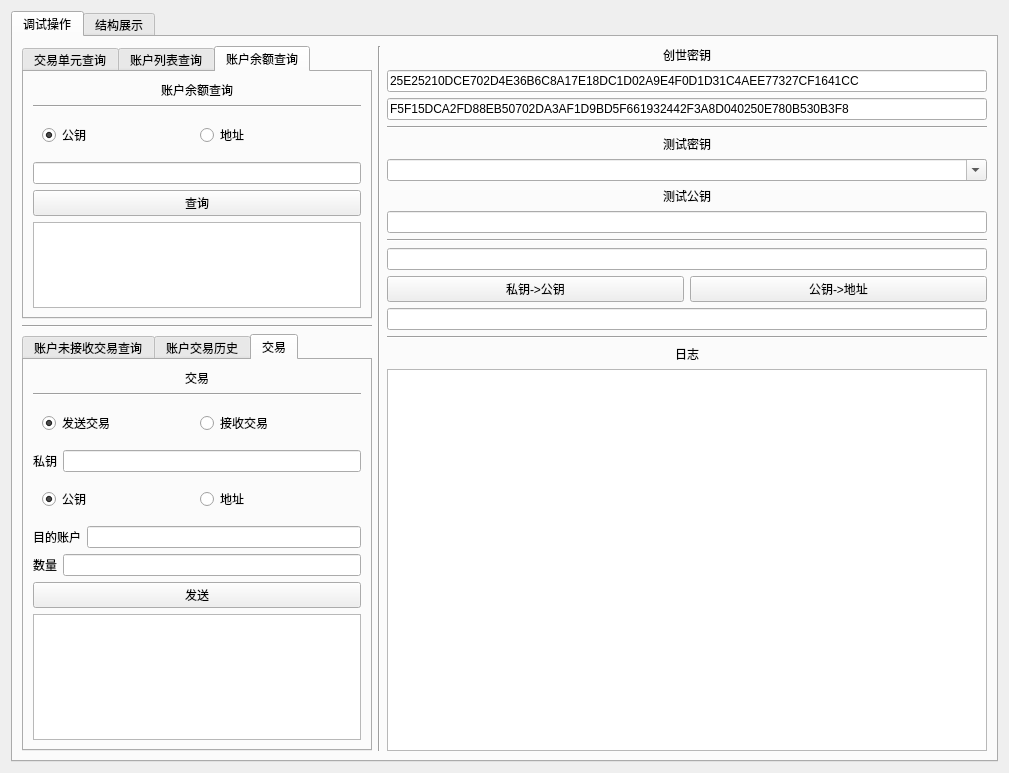
Above: examples/store_example_main_widget.ui from Ambr-org/Ambr before the change. Below: the same form after it.
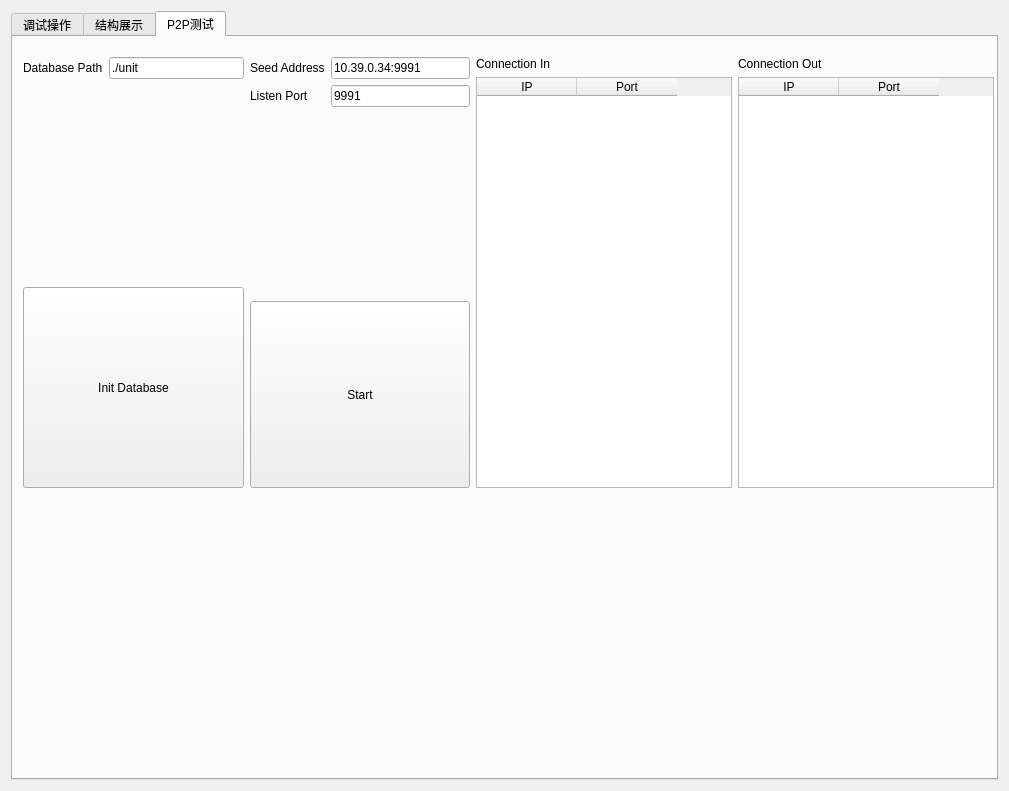
That is the form after the change. The open tabs and pages were chosen to show the change.

The edit to the form file:
```diff
--- a/examples/store_example_main_widget.ui
+++ b/examples/store_example_main_widget.ui
@@ -7,7 +7,7 @@
     <x>0</x>
     <y>0</y>
     <width>1009</width>
-    <height>773</height>
+    <height>791</height>
    </rect>
   </property>
   <property name="windowTitle">
@@ -948,6 +948,204 @@
        </item>
       </layout>
      </widget>
+     <widget class="QWidget" name="tab_9">
+      <attribute name="title">
+       <string>P2P测试</string>
+      </attribute>
+      <widget class="QLabel" name="label_18">
+       <property name="geometry">
+        <rect>
+         <x>50</x>
+         <y>70</y>
+         <width>67</width>
+         <height>17</height>
+        </rect>
+       </property>
+       <property name="text">
+        <string/>
+       </property>
+      </widget>
+      <widget class="QWidget" name="">
+       <property name="geometry">
+        <rect>
+         <x>10</x>
+         <y>20</y>
+         <width>971</width>
+         <height>431</height>
+        </rect>
+       </property>
+       <layout class="QHBoxLayout" name="horizontalLayout_30">
+        <item>
+         <layout class="QVBoxLayout" name="verticalLayout_29">
+          <item>
+           <layout class="QHBoxLayout" name="horizontalLayout_31">
+            <item>
+             <widget class="QLabel" name="label_23">
+              <property name="text">
+               <string>Database Path</string>
+              </property>
+             </widget>
+            </item>
+            <item>
+             <widget class="QLineEdit" name="edtDatabasePath">
+              <property name="text">
+               <string>./unit</string>
+              </property>
+             </widget>
+            </item>
+           </layout>
+          </item>
+          <item>
+           <spacer name="verticalSpacer_4">
+            <property name="orientation">
+             <enum>Qt::Vertical</enum>
+            </property>
+            <property name="sizeHint" stdset="0">
+             <size>
+              <width>20</width>
+              <height>40</height>
+             </size>
+            </property>
+           </spacer>
+          </item>
+          <item>
+           <widget class="QPushButton" name="btnInitDataBase">
+            <property name="sizePolicy">
+             <sizepolicy hsizetype="Expanding" vsizetype="Expanding">
+              <horstretch>0</horstretch>
+              <verstretch>0</verstretch>
+             </sizepolicy>
+            </property>
+            <property name="text">
+             <string>Init Database</string>
+            </property>
+           </widget>
+          </item>
+         </layout>
+        </item>
+        <item>
+         <layout class="QVBoxLayout" name="verticalLayout_26">
+          <item>
+           <layout class="QHBoxLayout" name="horizontalLayout_29">
+            <item>
+             <layout class="QVBoxLayout" name="verticalLayout_24">
+              <item>
+               <widget class="QLabel" name="label_20">
+                <property name="text">
+                 <string>Seed Address</string>
+                </property>
+               </widget>
+              </item>
+              <item>
+               <widget class="QLabel" name="label_19">
+                <property name="text">
+                 <string>Listen Port</string>
+                </property>
+               </widget>
+              </item>
+             </layout>
+            </item>
+            <item>
+             <layout class="QVBoxLayout" name="verticalLayout_25">
+              <item>
+               <widget class="QLineEdit" name="edtP2PSeedAddr">
+                <property name="text">
+                 <string>10.39.0.34:9991</string>
+                </property>
+               </widget>
+              </item>
+              <item>
+               <widget class="QLineEdit" name="edtP2PListenPort">
+                <property name="text">
+                 <string>9991</string>
+                </property>
+               </widget>
+              </item>
+             </layout>
+            </item>
+           </layout>
+          </item>
+          <item>
+           <spacer name="verticalSpacer_3">
+            <property name="orientation">
+             <enum>Qt::Vertical</enum>
+            </property>
+            <property name="sizeHint" stdset="0">
+             <size>
+              <width>20</width>
+              <height>40</height>
+             </size>
+            </property>
+           </spacer>
+          </item>
+          <item>
+           <widget class="QPushButton" name="btnP2PStart">
+            <property name="sizePolicy">
+             <sizepolicy hsizetype="Expanding" vsizetype="Expanding">
+              <horstretch>0</horstretch>
+              <verstretch>0</verstretch>
+             </sizepolicy>
+            </property>
+            <property name="text">
+             <string>Start</string>
+            </property>
+           </widget>
+          </item>
+         </layout>
+        </item>
+        <item>
+         <layout class="QVBoxLayout" name="verticalLayout_27">
+          <item>
+           <widget class="QLabel" name="label_21">
+            <property name="text">
+             <string>Connection In</string>
+            </property>
+           </widget>
+          </item>
+          <item>
+           <widget class="QTableWidget" name="tbP2PConnectionIn">
+            <column>
+             <property name="text">
+              <string>IP</string>
+             </property>
+            </column>
+            <column>
+             <property name="text">
+              <string>Port</string>
+             </property>
+            </column>
+           </widget>
+          </item>
+         </layout>
+        </item>
+        <item>
+         <layout class="QVBoxLayout" name="verticalLayout_28">
+          <item>
+           <widget class="QLabel" name="label_22">
+            <property name="text">
+             <string>Connection Out</string>
+            </property>
+           </widget>
+          </item>
+          <item>
+           <widget class="QTableWidget" name="tbP2PConnectionOut">
+            <column>
+             <property name="text">
+              <string>IP</string>
+             </property>
+            </column>
+            <column>
+             <property name="text">
+              <string>Port</string>
+             </property>
+            </column>
+           </widget>
+          </item>
+         </layout>
+        </item>
+       </layout>
+      </widget>
+     </widget>
     </widget>
    </item>
   </layout>
```
Left out of the diff: 4 changed lines with no effect on the pictures.
